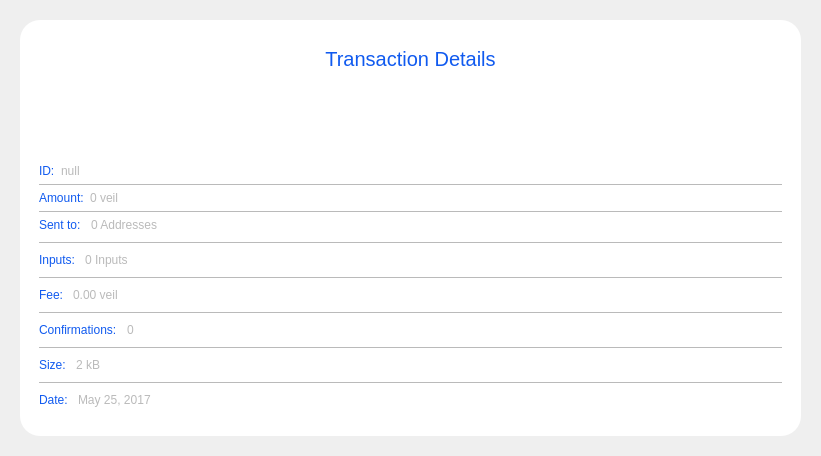
The window that src/qt/veil/forms/transactiondetaildialog.ui (Veil-Project/veil) describes before a commit, drawn with Qt 5.
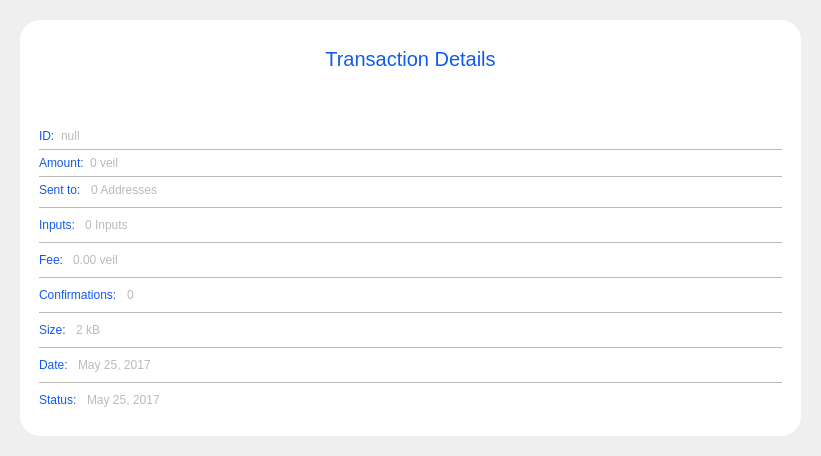
The same window after the commit. Icons and pictures are not drawn.

Commit message: Transaction record status included on tx detail dialog

The edit to the form file:
```diff
--- a/src/qt/veil/forms/transactiondetaildialog.ui
+++ b/src/qt/veil/forms/transactiondetaildialog.ui
@@ -568,6 +568,49 @@
            </item>
           </layout>
          </item>
+                                    <item>
+                                        <widget class="QLabel" name="label_24">
+                                            <property name="maximumSize">
+                                                <size>
+                                                    <width>16777215</width>
+                                                    <height>1</height>
+                                                </size>
+                                            </property>
+                                            <property name="styleSheet">
+                                                <string notr="true">background-color:#bababa;</string>
+                                            </property>
+                                            <property name="text">
+                                                <string/>
+                                            </property>
+                                        </widget>
+                                    </item>
+                                    <item>
+                                        <layout class="QHBoxLayout" name="horizontalLayout_5" stretch="0,1">
+                                            <item>
+                                                <widget class="QLabel" name="labelStatus">
+                                                    <property name="maximumSize">
+                                                        <size>
+                                                            <width>16777215</width>
+                                                            <height>16777215</height>
+                                                        </size>
+                                                    </property>
+                                                    <property name="styleSheet">
+                                                        <string notr="true">color:#105aef;</string>
+                                                    </property>
+                                                    <property name="text">
+                                                        <string>Status:</string>
+                                                    </property>
+                                                </widget>
+                                            </item>
+                                            <item>
+                                                <widget class="QLabel" name="textStatus">
+                                                    <property name="text">
+                                                        <string>May 25, 2017</string>
+                                                    </property>
+                                                </widget>
+                                            </item>
+                                        </layout>
+                                    </item>
         </layout>
        </widget>
       </item>
```
Left out of the diff: 61 changed lines with no effect on the pictures. Lines whose indentation alone changed are shown as unchanged. The commit also changes 3 other files.
